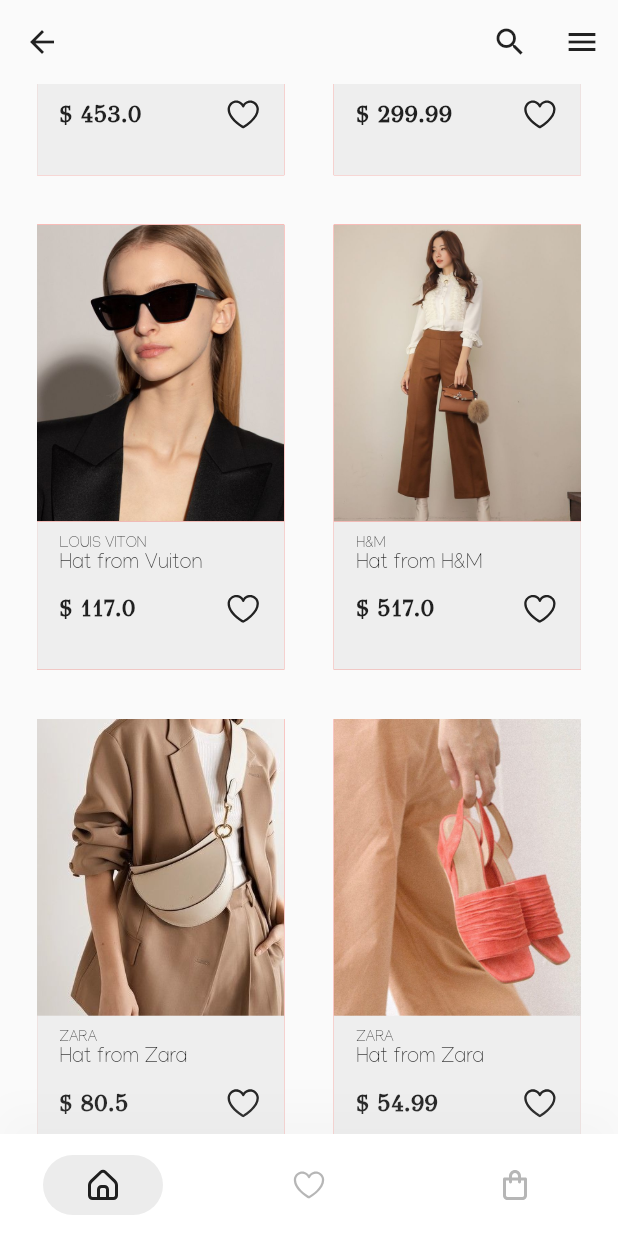
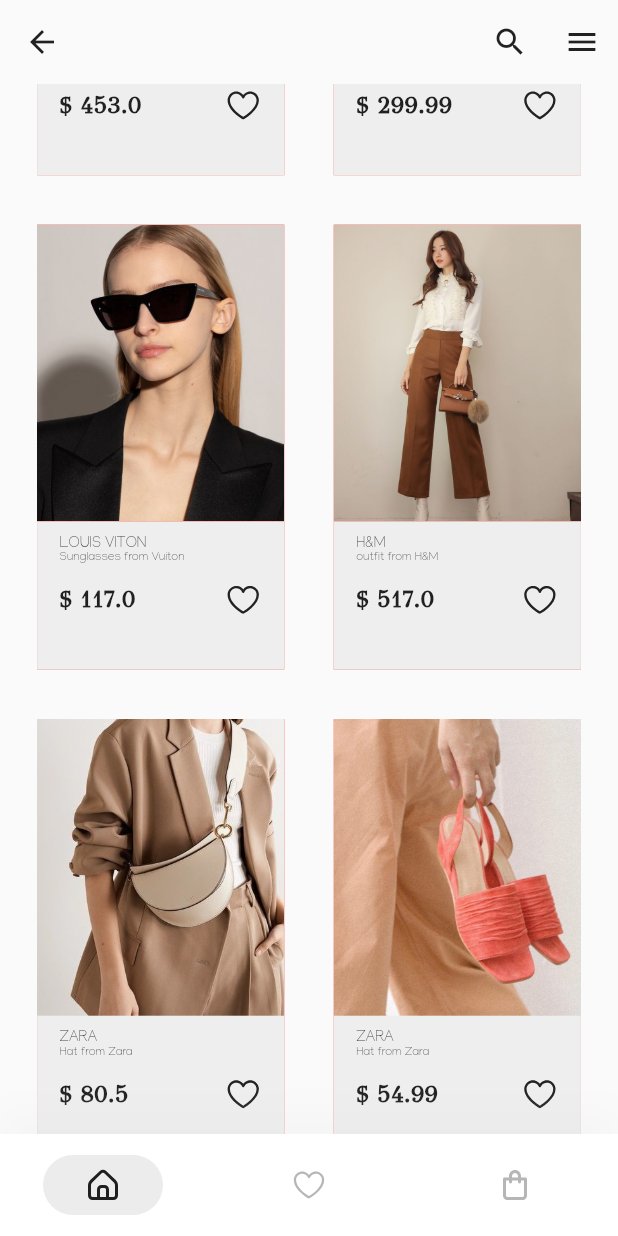
Before and after one commit to Yacine300/Flutter-Modern-Outfit-UI, a Flutter app: the Browse screen opened by its route, scrolled down 576 dp, on a phone screen of 412 x 824 dp. Run offline on Flutter 3.47's test engine with Material 2 defaults, Android fonts, the light colour scheme and no system bars; our stand-ins replace flutter_svg.

Commit message:
Adding some details

```diff
--- a/lib/Providers/Products.dart
+++ b/lib/Providers/Products.dart
@@ -30,7 +30,7 @@ class Products with ChangeNotifier {
           "assets/images/sunglasses.jpeg",
           "assets/images/sunglasses.jpeg"
         ],
-        subTitle: "Hat from Vuiton",
+        subTitle: "Sunglasses from Vuiton",
         descreption:
             'orem ipsum dolor sit amet, consectetur adipiscing elit. Pellentesque facilisis volutpat ipsum, in molestie neque sodales sit amet. Maecenas volutpat fermentum ligula quis rutrumssa.',
         isLicked: false),
@@ -43,7 +43,7 @@ class Products with ChangeNotifier {
           "assets/images/intro.jpeg",
           "assets/images/intro.jpeg"
         ],
-        subTitle: "Hat from H&M",
+        subTitle: "outfit from H&M",
         descreption:
             'orem ipsum dolor sit amet, consectetur adipiscing elit. Pellentesque facilisis volutpat ipsum, in molestie neque sodales sit amet. Maecenas volutpat fermentum ligula quis rutrumssa.',
         isLicked: false),
--- a/lib/Screens/Browse/component/BrowseProducts.dart
+++ b/lib/Screens/Browse/component/BrowseProducts.dart
@@ -3,7 +3,6 @@ import 'package:four/Composant/SizeConfiguration.dart';
 import 'package:four/Providers/Products.dart';
 import 'package:provider/provider.dart';
 
-import 'BrowseBody.dart';
 import 'OneItem.dart';
 
 class BrowseProducts extends StatelessWidget {
--- a/lib/Screens/Browse/component/OneItem.dart
+++ b/lib/Screens/Browse/component/OneItem.dart
@@ -80,7 +80,8 @@ class _OneItemState extends State<OneItem> {
                       ),
                       Text(
                         subTitle,
-                        style: TextStyle(fontWeight: FontWeight.w300),
+                        style:
+                            TextStyle(fontWeight: FontWeight.w300, fontSize: 8),
                       ),
                       const SizedBox(
                         height: 10,
--- a/pubspec.yaml
+++ b/pubspec.yaml
@@ -1,5 +1,5 @@
 name: four
-description: A new Flutter project.
+description: A flutter modern outfit ui app.
 
 # The following line prevents the package from being accidentally published to
 # pub.dev using `pub publish`. This is preferred for private packages.
```
